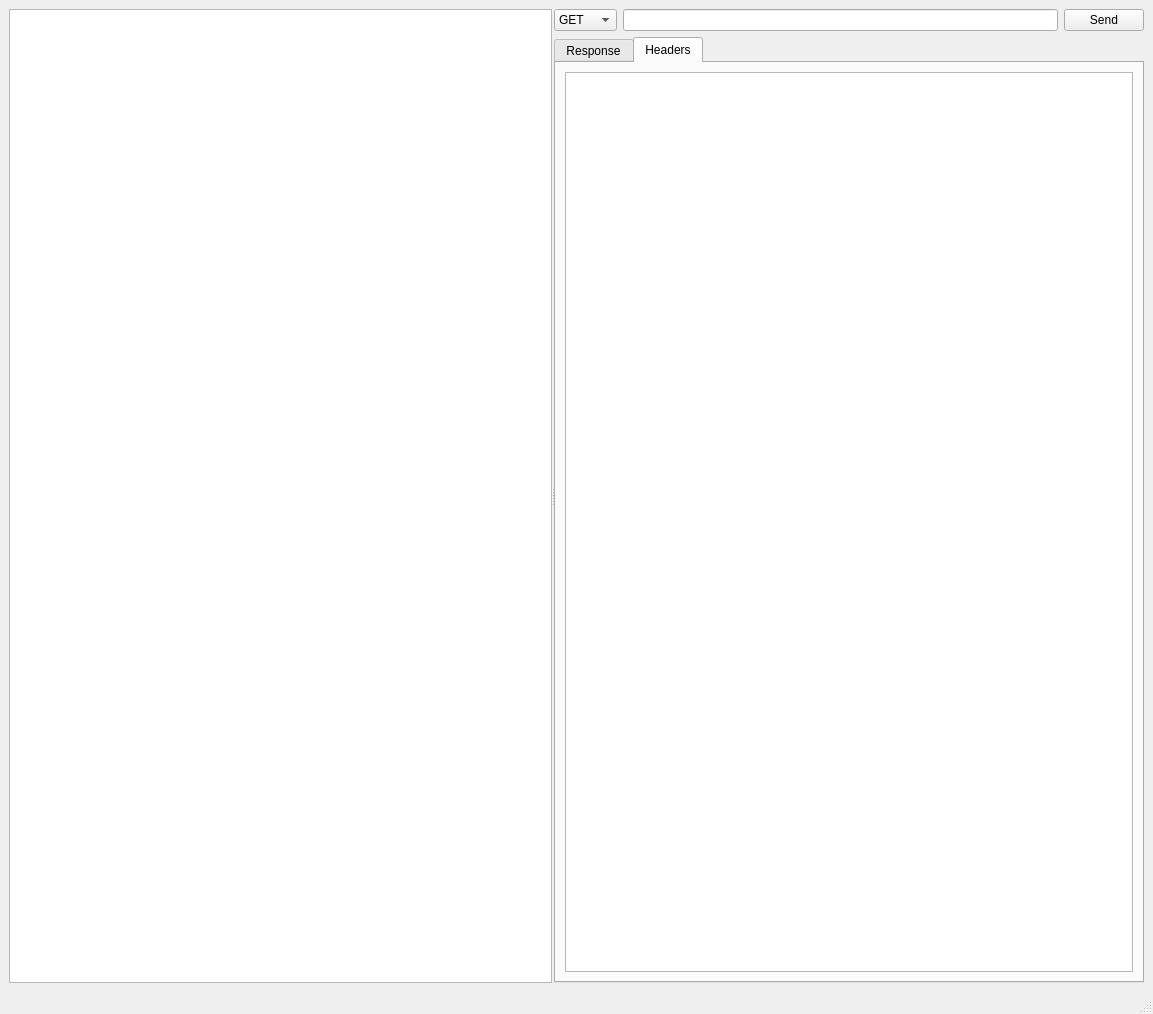
This is main.ui in LinkedList/qTTp as Qt 5 draws it before an edit. The edited form follows.
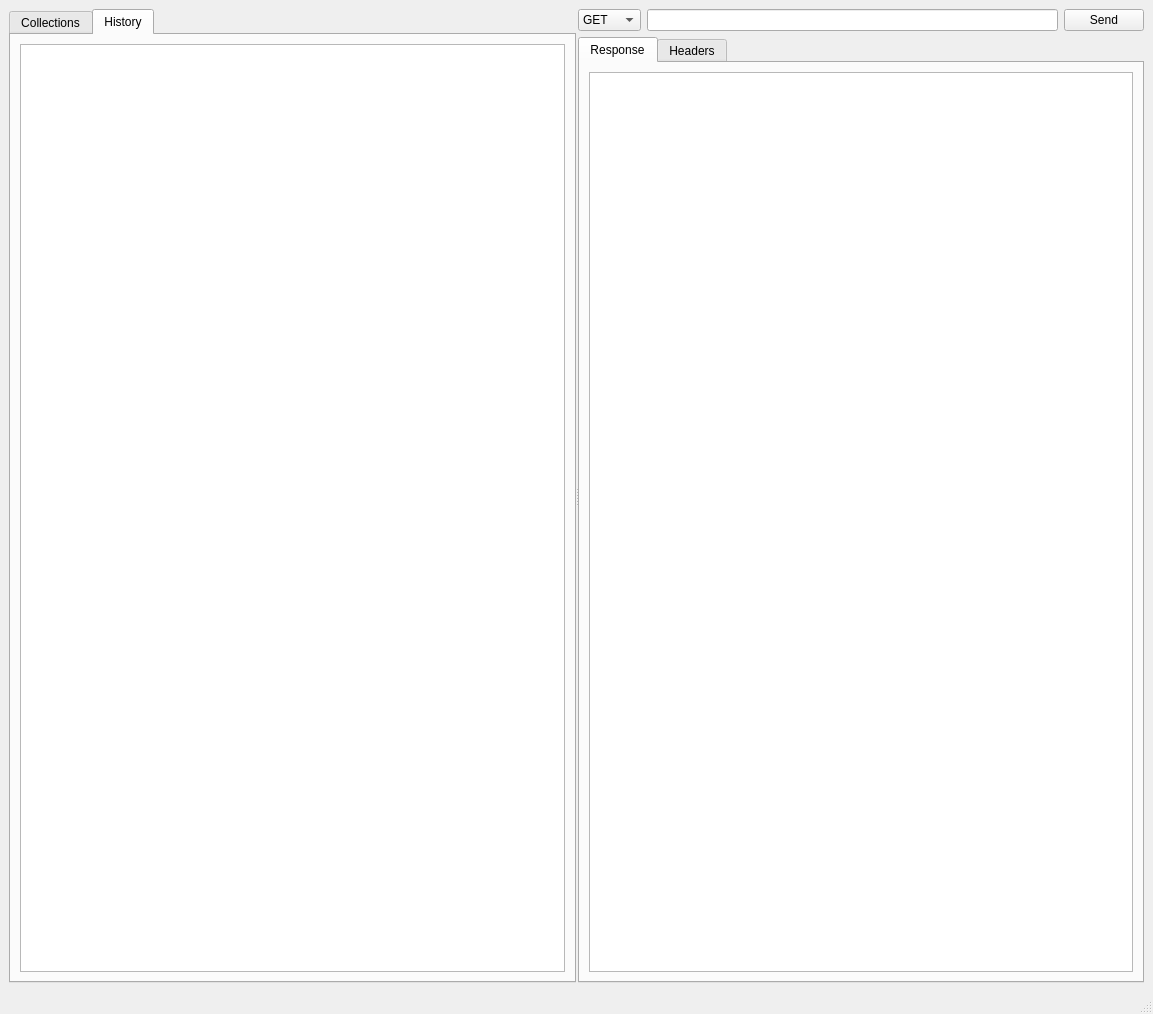
This is the edited form. The open tabs and pages were chosen to show the change.

Commit message: And we have basis for collections

Diff of the .ui file:
```diff
--- a/main.ui
+++ b/main.ui
@@ -62,13 +62,49 @@
       <property name="handleWidth">
        <number>2</number>
       </property>
-      <widget class="QListWidget" name="historyList">
-       <property name="maximumSize">
-        <size>
-         <width>16777215</width>
-         <height>16777215</height>
-        </size>
+      <widget class="QTabWidget" name="tabWidget">
+       <property name="currentIndex">
+        <number>0</number>
        </property>
+       <widget class="QWidget" name="collectionsTab">
+        <property name="sizePolicy">
+         <sizepolicy hsizetype="Expanding" vsizetype="Expanding">
+          <horstretch>0</horstretch>
+          <verstretch>0</verstretch>
+         </sizepolicy>
+        </property>
+        <attribute name="title">
+         <string>Collections</string>
+        </attribute>
+        <layout class="QVBoxLayout" name="verticalLayout_2">
+         <item>
+          <widget class="QTreeView" name="collectionsTree"/>
+         </item>
+        </layout>
+       </widget>
+       <widget class="QWidget" name="historyTab">
+        <property name="sizePolicy">
+         <sizepolicy hsizetype="Expanding" vsizetype="Expanding">
+          <horstretch>0</horstretch>
+          <verstretch>0</verstretch>
+         </sizepolicy>
+        </property>
+        <attribute name="title">
+         <string>History</string>
+        </attribute>
+        <layout class="QVBoxLayout" name="verticalLayout_3">
+         <item>
+          <widget class="QListWidget" name="historyList">
+           <property name="sizePolicy">
+            <sizepolicy hsizetype="Expanding" vsizetype="Expanding">
+             <horstretch>0</horstretch>
+             <verstretch>0</verstretch>
+            </sizepolicy>
+           </property>
+          </widget>
+         </item>
+        </layout>
+       </widget>
       </widget>
       <widget class="QWidget" name="layoutWidget">
        <layout class="QVBoxLayout" name="verticalLayout">
@@ -106,7 +142,7 @@
         <item>
          <widget class="QTabWidget" name="tabWidget">
           <property name="currentIndex">
-           <number>1</number>
+           <number>0</number>
           </property>
           <widget class="QWidget" name="responseTab">
            <property name="sizePolicy">
```
The commit also changes 2 other files.
